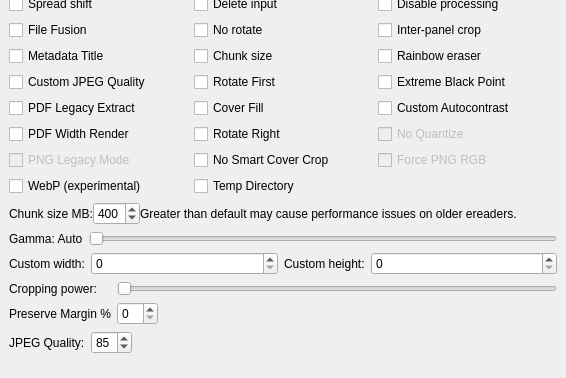
ciromattia/kcc, file gui/KCC.ui: the form before one commit; both pictures show x 0 to 566 and y 491 to 869 of the 566 by 869 pixel window.
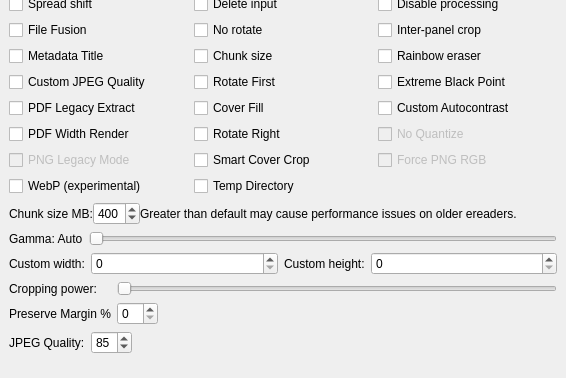
The form after the commit. Icons and pictures are not drawn.

Commit message: smart cover crop is default off (#1331)

The edit to the form file:
```diff
--- a/gui/KCC.ui
+++ b/gui/KCC.ui
@@ -660,7 +660,7 @@
           <string>Disable attempt to crop main cover from wide image.</string>
          </property>
          <property name="text">
-          <string>No Smart Cover Crop</string>
+          <string>Smart Cover Crop</string>
          </property>
         </widget>
        </item>
```
Left out of the diff: 4 changed lines with no effect on the pictures. The commit also changes 5 other files.
